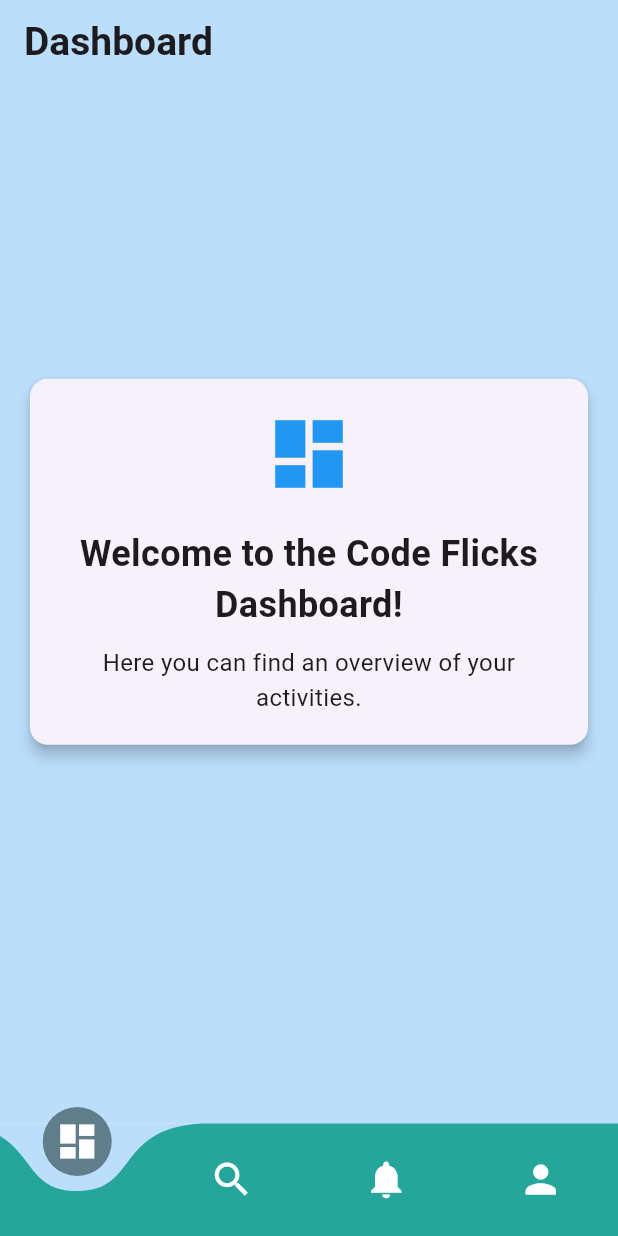
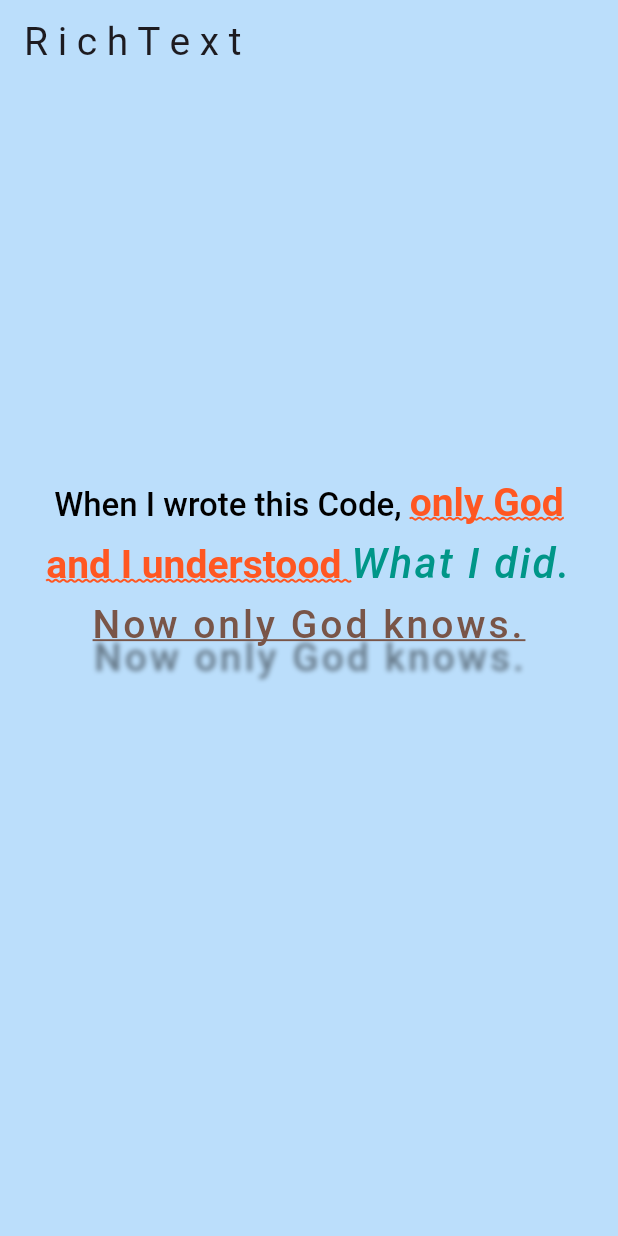
Before and after one commit to pawanacharya944/Flutter_Tutorial, a Flutter app: the screen it shows after launch, on a phone screen of 412 x 824 dp. Run offline on Flutter 3.47's test engine with Material 3 defaults, Android fonts, the phone set to English and light mode, and no system bars; drawn by our look-alikes of curved_navigation_bar; our stand-ins replace animated_text_kit, badges, carousel_slider, flutter_rating_bar, flutter_slidable, google_fonts and 9 more.

Commit message:
update_richtext

```diff
--- a/lib/main.dart
+++ b/lib/main.dart
@@ -1,7 +1,6 @@
-import 'package:first_project/curvednav.dart';
 import 'package:flutter/material.dart';
 
-import 'test.dart';
+import 'richtext.dart';
 
 void main() {
   runApp(const MyApp());
@@ -16,7 +15,7 @@ class MyApp extends StatelessWidget {
       debugShowCheckedModeBanner: false,
       title: "Flutter Project",
       theme: ThemeData(primarySwatch: Colors.blue),
-      home: MyCurvedNavBar(),
+      home: MyRichText(),
     );
   }
 }
--- /dev/null
+++ b/lib/richtext.dart
@@ -0,0 +1,83 @@
+import 'package:flutter/material.dart';
+
+class MyRichText extends StatelessWidget {
+  const MyRichText({super.key});
+
+  @override
+  Widget build(BuildContext context) {
+    return Scaffold(
+      extendBodyBehindAppBar: true,
+      appBar: AppBar(
+        title: const Text(
+          'R i c h T e x t',
+          style: TextStyle(fontSize: 26),
+        ),
+        backgroundColor: Colors.transparent,
+      ),
+      body: Container(
+        decoration: BoxDecoration(
+          gradient: LinearGradient(
+            colors: [Colors.blue.shade100, Colors.blue.shade100],
+            begin: Alignment.topRight,
+            end: Alignment.bottomLeft,
+          ),
+        ),
+        child: Padding(
+          padding: const EdgeInsets.all(16),
+          child: Center(
+            child: RichText(
+              text: const TextSpan(
+                text: 'When I wrote this Code, ',
+                style: TextStyle(
+                  color: Colors.black,
+                  fontSize: 22,
+                  fontWeight: FontWeight.w500,
+                ),
+                children: [
+                  TextSpan(
+                    text: 'only God and I understood ',
+                    style: TextStyle(
+                        color: Colors.deepOrange,
+                        height: 1.5,
+                        fontSize: 26,
+                        fontWeight: FontWeight.bold,
+                        decoration: TextDecoration.underline,
+                        decorationStyle: TextDecorationStyle.wavy),
+                  ),
+                  TextSpan(
+                    text: 'What I did. \n',
+                    style: TextStyle(
+                      color: Colors.teal,
+                      height: 1.5,
+                      fontSize: 28,
+                      fontStyle: FontStyle.italic,
+                      letterSpacing: 1.5,
+                    ),
+                  ),
+                  TextSpan(
+                    text: 'Now only God knows. \n\n',
+                    style: TextStyle(
+                      decoration: TextDecoration.underline,
+                      color: Colors.brown,
+                      height: 1.5,
+                      fontSize: 26,
+                      letterSpacing: 2.0,
+                      shadows: [
+                        Shadow(
+                          blurRadius: 4.0,
+                          color: Colors.black45,
+                          offset: Offset(1, 22),
+                        ),
+                      ],
+                    ),
+                  ),
+                ],
+              ),
+              textAlign: TextAlign.center,
+            ),
+          ),
+        ),
+      ),
+    );
+  }
+}
```
